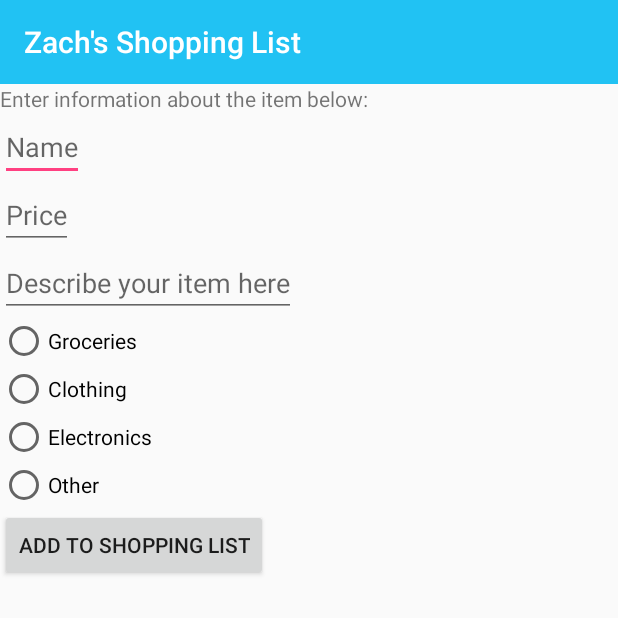
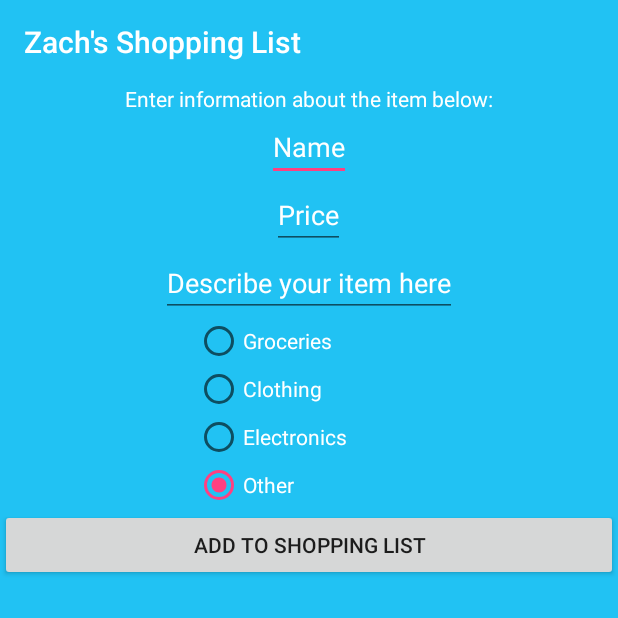
Before and after one commit to zskluzac/ShoppingListApplication, an Android app: the NewItemActivity screen opened directly, with no data from a screen before it, on a phone screen of 412 x 824 dp, the top half of it. Run offline under Robolectric (Android 15) with nearby library versions, the phone set to English and light mode, and no system bars; libraries missing offline, so code that uses them is left out: io.realm; 1 statement that could not run was skipped.

Commit message:
Full normal functionality and mildly improved UI. (i.e. color and positioning of text)

```diff
--- a/app/src/main/java/hu/ait/android/shoppinglist_zskluzacek/NewItemActivity.java
+++ b/app/src/main/java/hu/ait/android/shoppinglist_zskluzacek/NewItemActivity.java
@@ -34,16 +34,18 @@ public class NewItemActivity extends AppCompatActivity {
         Toolbar toolbar = (Toolbar) findViewById(R.id.toolbar);
         setSupportActionBar(toolbar);
 
-        if (getIntent().hasExtra(ShoppingListActivity.ITEM_NAME)) {
-            String itemName = getIntent().getStringExtra(ShoppingListActivity.ITEM_NAME);
+        if (getIntent().hasExtra(ShoppingListActivity.CREATE_TIME)) {
+            String itemName = getIntent().getStringExtra(ShoppingListActivity.CREATE_TIME);
             itemToEdit = ((ShoppingListApplication)getApplication()).getRealmSL().where(ShoppingItem.class)
-                    .equalTo(ShoppingListActivity.ITEM_NAME, itemName).findFirst();
+                    .equalTo(ShoppingListActivity.CREATE_TIME, itemName).findFirst();
         }
 
         etName = (EditText) findViewById(R.id.etName);
         etPrice = (EditText) findViewById(R.id.etPrice);
         etDescription = (EditText) findViewById(R.id.etDescription);
         rgCategory = (RadioGroup) findViewById(R.id.rgCategory);
+
+        rgCategory.check(R.id.rbOther);
 
         if(itemToEdit != null) {
             etName.setText(itemToEdit.getItemName());
@@ -66,23 +68,25 @@ public class NewItemActivity extends AppCompatActivity {
                 } else if(etDescription.getText() == null) {
                     etDescription.setError("Must Enter Information");
                 } else {
-                    if (getIntent().hasExtra(ShoppingListActivity.ITEM_NAME)) {
+                    if (getIntent().hasExtra(ShoppingListActivity.CREATE_TIME)) {
                         ((ShoppingListApplication) getApplication()).getRealmSL().beginTransaction();
 
                         itemToEdit.setItemName(etName.getText().toString());
                         itemToEdit.setItemCategory(rgCategory.getCheckedRadioButtonId());
                         itemToEdit.setItemPrice(Float.valueOf(etPrice.getText().toString()));
                         itemToEdit.setItemDescription(etDescription.getText().toString());
+
                         ((ShoppingListApplication) getApplication()).getRealmSL().commitTransaction();
 
                         Intent intentResult = new Intent();
-                        intentResult.putExtra(ShoppingListActivity.ITEM_NAME, itemToEdit.getItemName());
+                        intentResult.putExtra(ShoppingListActivity.CREATE_TIME, itemToEdit.getCreateTime());
                         setResult(RESULT_OK, intentResult);
                         finish();
 
                     } else {
                         adapter.addItem(String.valueOf(System.currentTimeMillis()),
-                                etName.getText().toString(), rgCategory.getCheckedRadioButtonId(), etDescription.getText().toString(),
+                                etName.getText().toString(), rgCategory.getCheckedRadioButtonId(),
+                                etDescription.getText().toString(),
                                 Float.valueOf(etPrice.getText().toString()));
                         Intent mainIntent = new Intent(NewItemActivity.this, ShoppingListActivity.class);
                         NewItemActivity.this.startActivity(mainIntent);
--- a/app/src/main/java/hu/ait/android/shoppinglist_zskluzacek/ShoppingListActivity.java
+++ b/app/src/main/java/hu/ait/android/shoppinglist_zskluzacek/ShoppingListActivity.java
@@ -17,6 +17,7 @@ import hu.ait.android.shoppinglist_zskluzacek.touch.ItemTouchHelperCallback;
 public class ShoppingListActivity extends AppCompatActivity {
 
     private ShoppingListAdapter adapter;
+    public static final String CREATE_TIME = "createTime";
     public static final String ITEM_NAME = "itemName";
     public static final String ITEM_CAT = "itemCat";
     public static final String ITEM_PRICE = "itemPrice";
@@ -79,11 +80,12 @@ public class ShoppingListActivity extends AppCompatActivity {
 //    }
 
 
-    public void openEditActivity(int adapterPosition, String itemName, int itemCat,
+    public void openEditActivity(int adapterPosition, String createTime, String itemName, int itemCat,
                                  float itemPrice, String itemDesc) {
         positionToEdit = adapterPosition;
 
         Intent intentEdit = new Intent(this, NewItemActivity.class);
+        intentEdit.putExtra(CREATE_TIME, createTime);
         intentEdit.putExtra(ITEM_NAME, itemName);
         intentEdit.putExtra(ITEM_CAT, itemCat);
         intentEdit.putExtra(ITEM_PRICE, itemPrice);
@@ -95,7 +97,7 @@ public class ShoppingListActivity extends AppCompatActivity {
     protected void onActivityResult(int requestCode, int resultCode, Intent data) {
         super.onActivityResult(requestCode, resultCode, data);
         if(requestCode == REQUEST_CODE_EDIT && resultCode == RESULT_OK) {
-            String itemNameThatWasEdited = data.getStringExtra(ITEM_NAME);
+            String itemNameThatWasEdited = data.getStringExtra(CREATE_TIME);
 
             adapter.updateItem(itemNameThatWasEdited, positionToEdit);
         } else {
--- a/app/src/main/res/layout/activity_new_item.xml
+++ b/app/src/main/res/layout/activity_new_item.xml
@@ -5,7 +5,8 @@
     android:layout_width="match_parent"
     android:layout_height="match_parent"
     tools:context="hu.ait.android.shoppinglist_zskluzacek.NewItemActivity"
-    android:orientation="vertical">
+    android:orientation="vertical"
+    android:background="#21c2f3">
 
     <android.support.v7.widget.Toolbar
         android:id="@+id/toolbar"
@@ -18,12 +19,18 @@
     <TextView
         android:layout_width="match_parent"
         android:layout_height="wrap_content"
+        android:gravity="center"
+        android:textColor="#FFFFFF"
         android:id="@+id/tvMessage"
         android:text="Enter information about the item below:"/>
 
     <EditText
         android:layout_width="wrap_content"
         android:layout_height="wrap_content"
+        android:layout_gravity="center"
+        android:textColor="#FFFFFF"
+        android:textColorHint="#FFFFFF"
+        android:colorAccent="#FFFFFF"
         android:inputType="textCapWords"
         android:id="@+id/etName"
         android:hint="Name"/>
@@ -31,6 +38,10 @@
     <EditText
         android:layout_width="wrap_content"
         android:layout_height="wrap_content"
+        android:layout_gravity="center"
+        android:textColor="#FFFFFF"
+        android:textColorHint="#FFFFFF"
+        android:colorAccent="#FFFFFF"
         android:inputType="numberDecimal"
         android:id="@+id/etPrice"
         android:hint="Price"/>
@@ -38,37 +49,46 @@
     <EditText
         android:layout_width="wrap_content"
         android:layout_height="wrap_content"
+        android:layout_gravity="center"
+        android:textColor="#FFFFFF"
+        android:textColorHint="#FFFFFF"
+        android:colorAccent="#FFFFFF"
         android:id="@+id/etDescription"
         android:hint="Describe your item here"/>
 
     <RadioGroup
         android:id="@+id/rgCategory"
         android:layout_width="match_parent"
-        android:layout_height="wrap_content">
+        android:layout_height="wrap_content"
+        android:paddingLeft="130dp">
         <RadioButton
             android:id="@+id/rbGroceries"
             android:layout_width="wrap_content"
             android:layout_height="wrap_content"
+            android:textColor="#FFFFFF"
             android:text="Groceries"/>
         <RadioButton
-            android:id="@+id/Clothing"
+            android:id="@+id/rbClothing"
             android:layout_width="wrap_content"
             android:layout_height="wrap_content"
+            android:textColor="#FFFFFF"
             android:text="Clothing"/>
         <RadioButton
             android:id="@+id/rbElectronics"
             android:layout_width="wrap_content"
             android:layout_height="wrap_content"
+            android:textColor="#FFFFFF"
             android:text="Electronics"/>
         <RadioButton
             android:id="@+id/rbOther"
             android:layout_width="wrap_content"
             android:layout_height="wrap_content"
+            android:textColor="#FFFFFF"
             android:text="Other"/>
     </RadioGroup>
 
     <Button
-        android:layout_width="wrap_content"
+        android:layout_width="match_parent"
         android:layout_height="wrap_content"
         android:id="@+id/btnEnter"
         android:text="Add to Shopping List"/>
--- a/app/src/main/res/layout/activity_shopping_list.xml
+++ b/app/src/main/res/layout/activity_shopping_list.xml
@@ -5,7 +5,8 @@
     android:layout_width="match_parent"
     android:layout_height="match_parent"
     android:orientation="vertical"
-    tools:context="hu.ait.android.shoppinglist_zskluzacek.ShoppingListActivity">
+    tools:context="hu.ait.android.shoppinglist_zskluzacek.ShoppingListActivity"
+    android:background="#21c2f3">
 
     <android.support.design.widget.AppBarLayout
         android:id="@+id/app_bar"
```
Also changed, not shown: app/src/main/java/hu/ait/android/shoppinglist_zskluzacek/adapter/ShoppingListAdapter.java (+20 -4 lines).
